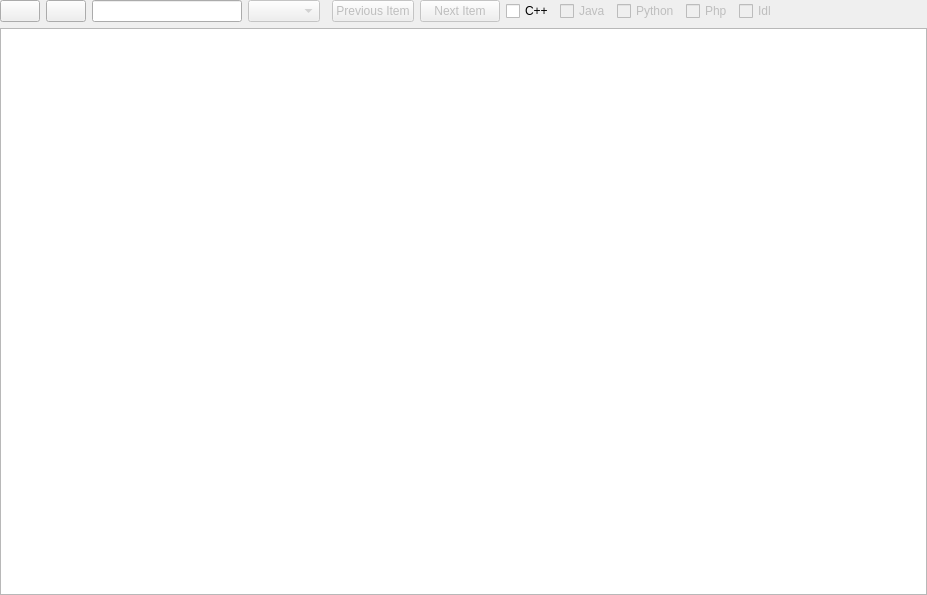
Above: src/CustomWidgets/quickedit.ui from mobius3/douml before the change. Below: the same form after it.
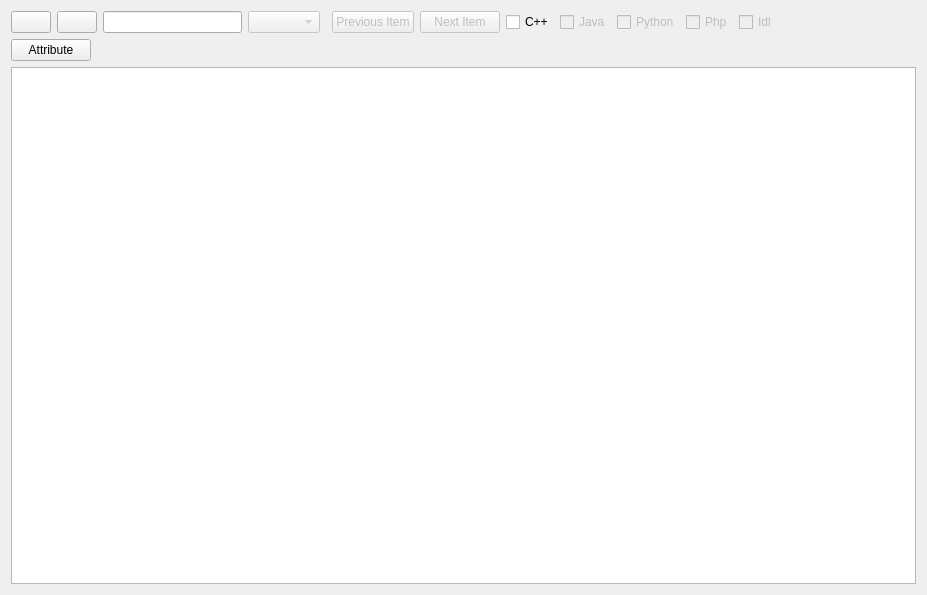
That is the form after the change. Icons and pictures are not drawn.

The edit to the form file:
```diff
--- a/src/CustomWidgets/quickedit.ui
+++ b/src/CustomWidgets/quickedit.ui
@@ -14,10 +14,7 @@
    <string>Form</string>
   </property>
   <layout class="QGridLayout" name="gridLayout">
-   <property name="margin">
-    <number>0</number>
-   </property>
-   <item row="0" column="0">
+   <item row="0" column="0" colspan="2">
     <layout class="QHBoxLayout" name="horizontalLayout">
      <item>
       <widget class="QPushButton" name="pbUpOneLevel">
@@ -140,6 +137,30 @@
     </layout>
    </item>
    <item row="1" column="0">
+    <widget class="QPushButton" name="pbAddAttribute">
+     <property name="text">
+      <string>Attribute</string>
+     </property>
+     <property name="icon">
+      <iconset resource="../icons.qrc">
+       <normaloff>:/root/icons/bullet_add.png</normaloff>:/root/icons/bullet_add.png</iconset>
+     </property>
+    </widget>
+   </item>
+   <item row="1" column="1">
+    <spacer name="horizontalSpacer_2">
+     <property name="orientation">
+      <enum>Qt::Horizontal</enum>
+     </property>
+     <property name="sizeHint" stdset="0">
+      <size>
+       <width>825</width>
+       <height>20</height>
+      </size>
+     </property>
+    </spacer>
+   </item>
+   <item row="2" column="0" colspan="2">
     <widget class="QTreeView" name="tvEditor"/>
    </item>
   </layout>
```
